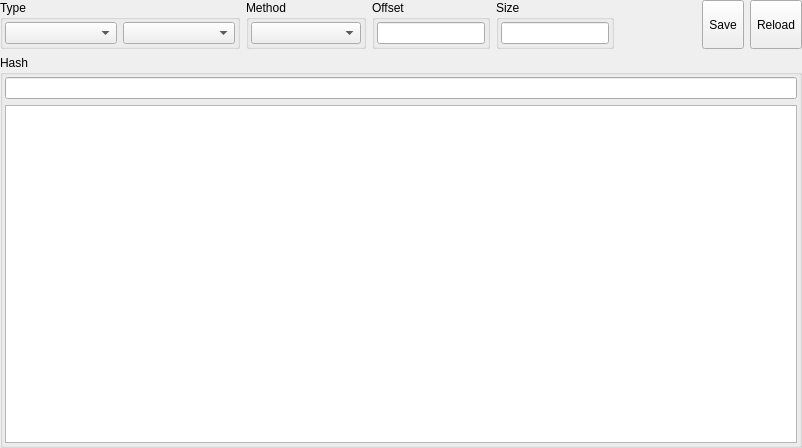
First picture: the form in xhashwidget.ui, repository horsicq/XHashWidget, before the edit.
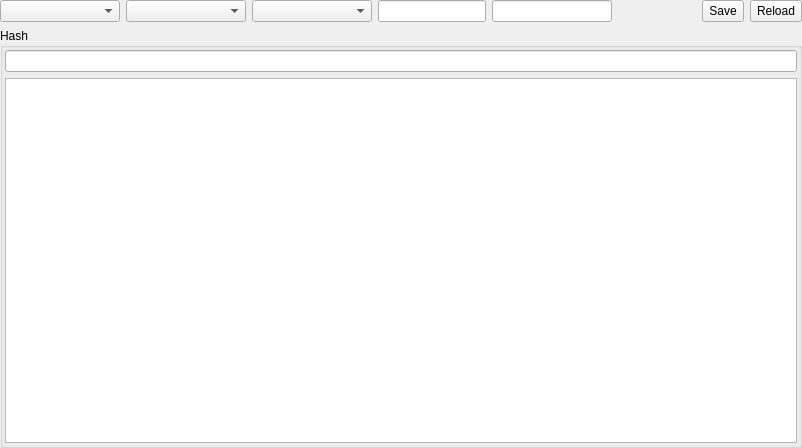
Second picture: the form after the edit. Custom widgets are drawn as their Qt base class.

Diff of the .ui file:
```diff
--- a/xhashwidget.ui
+++ b/xhashwidget.ui
@@ -29,140 +29,71 @@
    <item>
     <layout class="QHBoxLayout" name="horizontalLayout">
      <item>
-      <widget class="QGroupBox" name="groupBoxType">
+      <widget class="QComboBox" name="comboBoxType">
        <property name="minimumSize">
         <size>
-         <width>240</width>
+         <width>120</width>
          <height>0</height>
         </size>
        </property>
-       <property name="title">
-        <string>Type</string>
+      </widget>
+     </item>
+     <item>
+      <widget class="QComboBox" name="comboBoxMapMode">
+       <property name="minimumSize">
+        <size>
+         <width>120</width>
+         <height>0</height>
+        </size>
        </property>
-       <layout class="QHBoxLayout" name="horizontalLayout_2">
-        <property name="leftMargin">
-         <number>2</number>
-        </property>
-        <property name="topMargin">
-         <number>2</number>
-        </property>
-        <property name="rightMargin">
-         <number>2</number>
-        </property>
-        <property name="bottomMargin">
-         <number>2</number>
-        </property>
-        <item>
-         <widget class="QComboBox" name="comboBoxType"/>
-        </item>
-        <item>
-         <widget class="QComboBox" name="comboBoxMapMode"/>
-        </item>
-       </layout>
       </widget>
      </item>
      <item>
-      <widget class="QGroupBox" name="groupBoxMethod">
+      <widget class="QComboBox" name="comboBoxMethod">
        <property name="minimumSize">
         <size>
          <width>120</width>
          <height>0</height>
         </size>
        </property>
-       <property name="title">
-        <string>Method</string>
-       </property>
-       <layout class="QVBoxLayout" name="verticalLayout_2">
-        <property name="leftMargin">
-         <number>2</number>
-        </property>
-        <property name="topMargin">
-         <number>2</number>
-        </property>
-        <property name="rightMargin">
-         <number>2</number>
-        </property>
-        <property name="bottomMargin">
-         <number>2</number>
-        </property>
-        <item>
-         <widget class="QComboBox" name="comboBoxMethod"/>
-        </item>
-       </layout>
       </widget>
      </item>
      <item>
-      <widget class="QGroupBox" name="groupBoxOffset">
+      <widget class="XLineEditHEX" name="lineEditOffset">
        <property name="maximumSize">
         <size>
-         <width>120</width>
+         <width>150</width>
          <height>16777215</height>
         </size>
        </property>
-       <property name="title">
-        <string>Offset</string>
+       <property name="alignment">
+        <set>Qt::AlignCenter</set>
        </property>
-       <layout class="QVBoxLayout" name="verticalLayout_7">
-        <property name="leftMargin">
-         <number>2</number>
-        </property>
-        <property name="topMargin">
-         <number>2</number>
-        </property>
-        <property name="rightMargin">
-         <number>2</number>
-        </property>
-        <property name="bottomMargin">
-         <number>2</number>
-        </property>
-        <item>
-         <widget class="XLineEditHEX" name="lineEditOffset">
-          <property name="alignment">
-           <set>Qt::AlignCenter</set>
-          </property>
-          <property name="readOnly">
-           <bool>true</bool>
-          </property>
-         </widget>
-        </item>
-       </layout>
+       <property name="readOnly">
+        <bool>true</bool>
+       </property>
       </widget>
      </item>
      <item>
-      <widget class="QGroupBox" name="groupBoxSize">
-       <property name="maximumSize">
+      <widget class="XLineEditHEX" name="lineEditSize">
+       <property name="minimumSize">
         <size>
          <width>120</width>
+         <height>0</height>
+        </size>
+       </property>
+       <property name="maximumSize">
+        <size>
+         <width>150</width>
          <height>16777215</height>
         </size>
        </property>
-       <property name="title">
-        <string>Size</string>
+       <property name="alignment">
+        <set>Qt::AlignCenter</set>
        </property>
-       <layout class="QVBoxLayout" name="verticalLayout_8">
-        <property name="leftMargin">
-         <number>2</number>
-        </property>
-        <property name="topMargin">
-         <number>2</number>
-        </property>
-        <property name="rightMargin">
-         <number>2</number>
-        </property>
-        <property name="bottomMargin">
-         <number>2</number>
-        </property>
-        <item>
-         <widget class="XLineEditHEX" name="lineEditSize">
-          <property name="alignment">
-           <set>Qt::AlignCenter</set>
-          </property>
-          <property name="readOnly">
-           <bool>true</bool>
-          </property>
-         </widget>
-        </item>
-       </layout>
+       <property name="readOnly">
+        <bool>true</bool>
+       </property>
       </widget>
      </item>
      <item>
```
